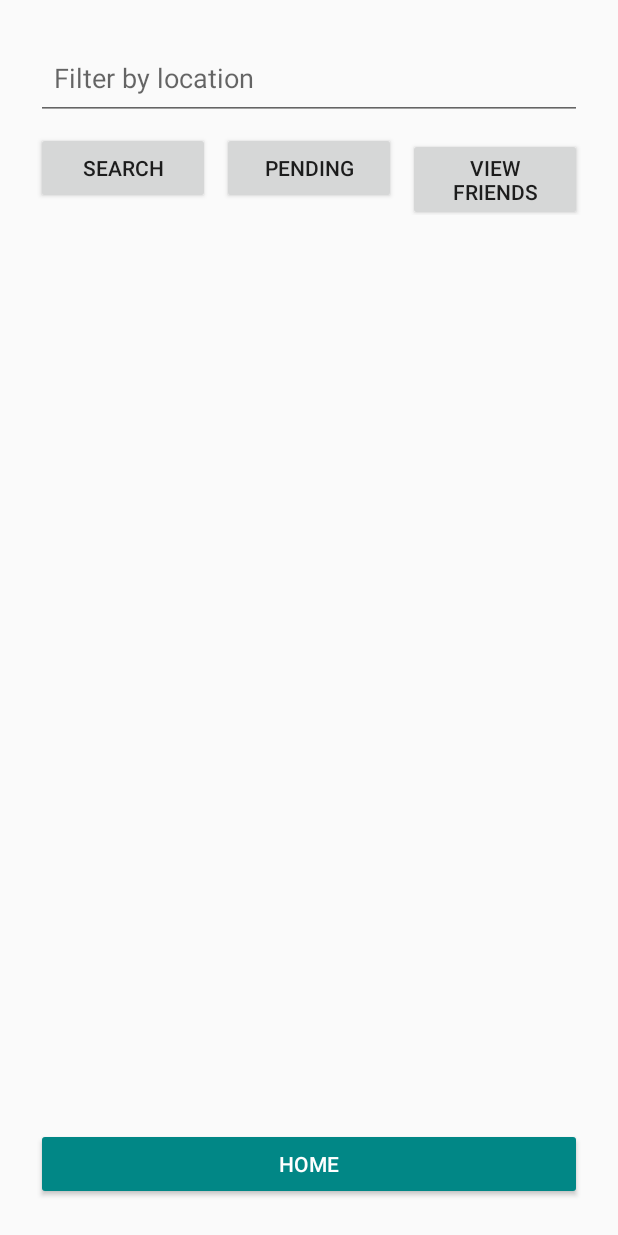
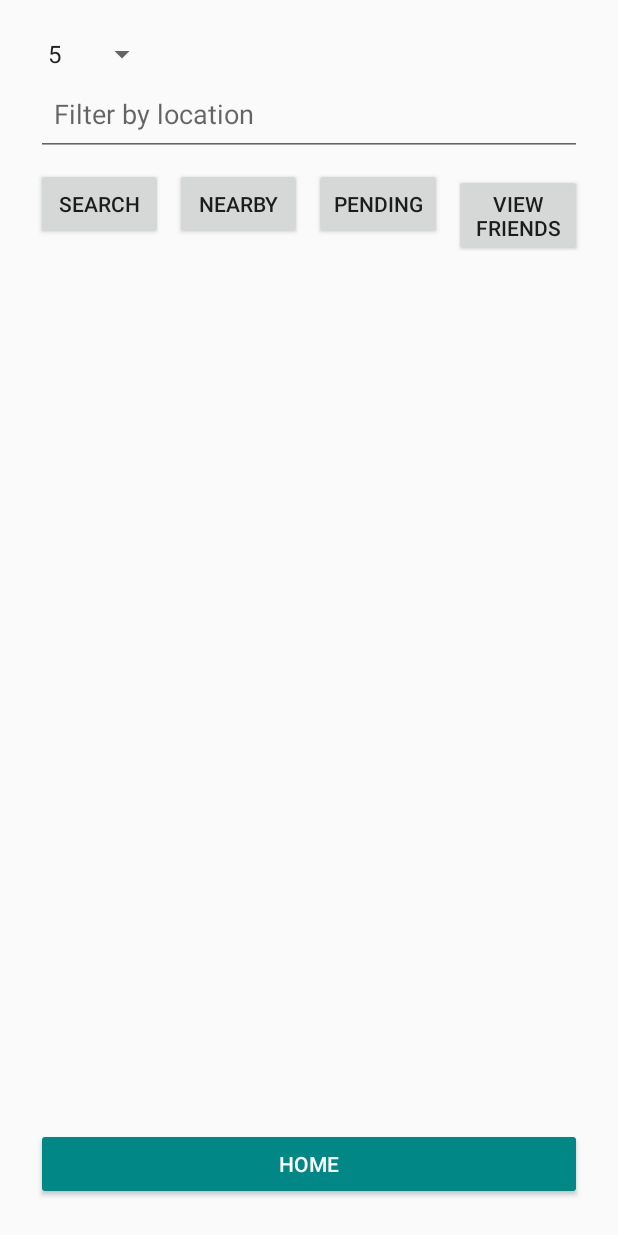
Before and after one commit to aliu1014/cse-5236-betabuddy, an Android app built with Jetpack Compose: the fragment FindFriendsFragment placed in its activity, after a tap on "SEARCH", on a phone screen of 412 x 824 dp. Run offline under Robolectric (Android 15) with nearby library versions, the light colour scheme and no system bars; our stand-ins replace Firebase (no records; nobody signed in at launch, a user with empty details on screens opened directly).

Commit message:
Tweaked nearby feature

```diff
--- a/app/src/main/java/com/example/betabuddy/friends/FindFriendsFragment.kt
+++ b/app/src/main/java/com/example/betabuddy/friends/FindFriendsFragment.kt
@@ -21,6 +21,7 @@ import com.google.android.gms.location.FusedLocationProviderClient      // NEW
 import androidx.activity.result.contract.ActivityResultContracts
 import androidx.core.app.ActivityCompat
 import android.annotation.SuppressLint
+import android.widget.Spinner
 
 
 /**
@@ -36,7 +37,7 @@ class FindFriendsFragment : BaseLoggingFragment(R.layout.fragment_find_friends)
 
     private val viewModel: FindFriendsViewModel by viewModels()
     private lateinit var fusedLocationClient: FusedLocationProviderClient
-
+    private var lastRadiusMiles: Double = 20.0
     private val locationPermissionLauncher = registerForActivityResult(
         ActivityResultContracts.RequestMultiplePermissions()
     ) { permissions ->
@@ -45,7 +46,7 @@ class FindFriendsFragment : BaseLoggingFragment(R.layout.fragment_find_friends)
                     permissions[Manifest.permission.ACCESS_COARSE_LOCATION] == true
 
         if (granted) {
-            getCurrentLocationAndSearchNearby()
+            getCurrentLocationAndSearchNearby(lastRadiusMiles)
         } else {
             // Permission denied -> show everybody
             viewModel.searchByCity(null)
@@ -60,6 +61,14 @@ class FindFriendsFragment : BaseLoggingFragment(R.layout.fragment_find_friends)
         val et = view.findViewById<EditText>(R.id.etFilterLocation)
         val rv = view.findViewById<RecyclerView>(R.id.rvResults)
         rv.layoutManager = LinearLayoutManager(requireContext())
+        val spRadius = view.findViewById<Spinner>(R.id.spRadiusMiles)
+        val btnNearby = view.findViewById<Button>(R.id.btnNearby)
+        btnNearby.setOnClickListener {
+            // Read selected radius from spinner, default to 30 if something goes weird
+            val radiusText = spRadius.selectedItem?.toString() ?: "20"
+            val radiusMiles = radiusText.toDoubleOrNull() ?: 20.0
+            requestLocationAndSearchNearby(radiusMiles)
+        }
 
         val adapter = SimpleResultsAdapter(
             onViewInfo = { pos ->
@@ -95,7 +104,7 @@ class FindFriendsFragment : BaseLoggingFragment(R.layout.fragment_find_friends)
             if (!text.isNullOrEmpty()) {
                 viewModel.searchByCity(text)
             } else {
-                requestLocationAndSearchNearby()
+                requestLocationAndSearchNearby(lastRadiusMiles)
             }
         }
 
@@ -116,7 +125,7 @@ class FindFriendsFragment : BaseLoggingFragment(R.layout.fragment_find_friends)
         if (savedInstanceState == null) viewModel.searchByCity(null)
     }
 
-    private fun requestLocationAndSearchNearby() {
+    private fun requestLocationAndSearchNearby(radiusMiles: Double) {
         val ctx = requireContext()
         val fineGranted = ActivityCompat.checkSelfPermission(
             ctx, Manifest.permission.ACCESS_FINE_LOCATION
@@ -126,7 +135,7 @@ class FindFriendsFragment : BaseLoggingFragment(R.layout.fragment_find_friends)
         ) == PackageManager.PERMISSION_GRANTED
 
         if (fineGranted || coarseGranted) {
-            getCurrentLocationAndSearchNearby()
+            getCurrentLocationAndSearchNearby(radiusMiles)
         } else {
             locationPermissionLauncher.launch(
                 arrayOf(
@@ -134,11 +143,13 @@ class FindFriendsFragment : BaseLoggingFragment(R.layout.fragment_find_friends)
                     Manifest.permission.ACCESS_COARSE_LOCATION
                 )
             )
+            // when permissions are granted, call getCurrentLocationAndSearchNearby()
+            // from your ActivityResult callback with a default radius if you want
         }
     }
 
     @SuppressLint("MissingPermission")
-    private fun getCurrentLocationAndSearchNearby() {
+    private fun getCurrentLocationAndSearchNearby(radiusMiles: Double) {
         val ctx = requireContext()
         val fineGranted = ActivityCompat.checkSelfPermission(
             ctx, Manifest.permission.ACCESS_FINE_LOCATION
@@ -149,13 +160,19 @@ class FindFriendsFragment : BaseLoggingFragment(R.layout.fragment_find_friends)
 
         if (!fineGranted && !coarseGranted) return
 
-        fusedLocationClient.lastLocation.addOnSuccessListener { location ->
-            if (location != null) {
-                viewModel.searchNearby(location.latitude, location.longitude, radiusMiles = 30.0)
-            } else {
-                viewModel.searchByCity(null)
+        fusedLocationClient.lastLocation
+            .addOnSuccessListener { location ->
+                if (location != null) {
+                    viewModel.searchNearby(
+                        location.latitude,
+                        location.longitude,
+                        radiusMiles = radiusMiles
+                    )
+                } else {
+                    // fallback – maybe show everyone or same city
+                    viewModel.searchByCity(null)
+                }
             }
-        }
     }
 }
 
--- a/app/src/main/res/layout/fragment_find_friends.xml
+++ b/app/src/main/res/layout/fragment_find_friends.xml
@@ -4,6 +4,13 @@
     android:padding="24dp"
     android:layout_width="match_parent"
     android:layout_height="match_parent">
+
+    <Spinner
+        android:id="@+id/spRadiusMiles"
+        android:layout_width="wrap_content"
+        android:layout_height="wrap_content"
+        android:entries="@array/radius_options_miles"
+        android:prompt="@string/select_radius_prompt" />
 
     <!-- Location Filter -->
     <EditText
@@ -26,6 +33,13 @@
             android:layout_height="wrap_content"
             android:layout_weight="1"
             android:text="@string/search" />
+        <Button
+            android:id="@+id/btnNearby"
+            android:layout_width="0dp"
+            android:layout_height="wrap_content"
+            android:layout_weight="1"
+            android:layout_marginStart="8dp"
+            android:text="NEARBY" />
 
         <Button
             android:id="@+id/btnPending"
--- /dev/null
+++ b/app/src/main/res/values/arrays.xml
@@ -0,0 +1,9 @@
+<?xml version="1.0" encoding="utf-8"?>
+<resources>
+    <string-array name="radius_options_miles">
+        <item>5</item>
+        <item>10</item>
+        <item>15</item>
+        <item>20</item>
+    </string-array>
+</resources>
--- a/app/src/main/res/values/strings.xml
+++ b/app/src/main/res/values/strings.xml
@@ -117,4 +117,7 @@
         <item>V9</item>
         <item>V10+</item>
     </string-array>
+
+    <string name="select_radius_prompt">Radius (miles)</string>
+
 </resources>
```
